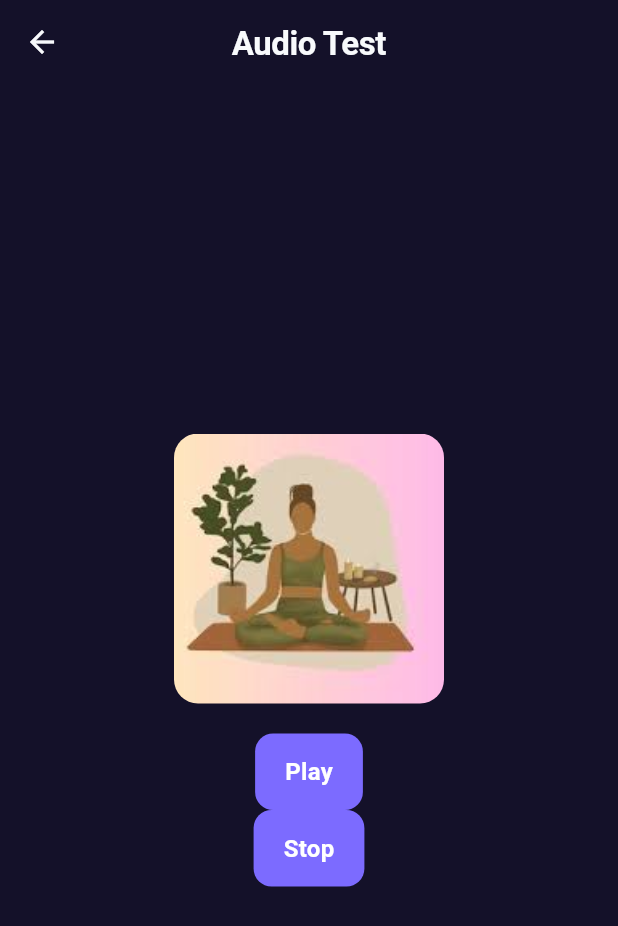
After one commit to ivicamadzo/motiva3, a Flutter app: the AudioScreen screen opened directly, on a phone screen of 412 x 824 dp. The commit adds this screen. Shown: the top 926 px of the screen. Run offline on Flutter 3.47's test engine with Material 3 defaults, Android fonts, the phone set to English and light mode, and no system bars; our stand-ins replace just_audio; Roboto replaces fonts that are missing (NotoSans).

Commit message:
feat(audio): basic audio system setup

```diff
--- /dev/null
+++ b/lib/features/audio/core/audio_controller.dart
@@ -0,0 +1,13 @@
+import 'audio_singleton.dart'; //zasega prazen
+
+class AudioController {
+  final _audio = AudioSingleton.instance;
+
+  void playTest() {
+    _audio.playAsset("assets/panic/1.mp3");
+  }
+
+  void stop() {
+    _audio.stop();
+  }
+}
--- /dev/null
+++ b/lib/features/audio/core/audio_service.dart
@@ -0,0 +1,28 @@
+import 'package:just_audio/just_audio.dart';
+
+class AudioService {
+  final AudioPlayer _player = AudioPlayer();
+
+  AudioPlayer get player => _player;
+
+  Future<void> playAsset(String assetPath) async {
+    try {
+      await _player.setAsset(assetPath);
+      await _player.play();
+    } catch (e) {
+      print("AudioService error: $e");
+    }
+  }
+
+  Future<void> pause() async {
+    await _player.pause();
+  }
+
+  Future<void> stop() async {
+    await _player.stop();
+  }
+
+  Future<void> resume() async {
+    await _player.play();
+  }
+}
--- /dev/null
+++ b/lib/features/audio/core/audio_singleton.dart
@@ -0,0 +1,5 @@
+import 'audio_service.dart'; //global player
+
+class AudioSingleton {
+  static final AudioService instance = AudioService();
+}
--- /dev/null
+++ b/lib/features/audio/data/audio_item.dart
@@ -0,0 +1,13 @@
+class AudioItem {
+  final String id;
+  final String title;
+  final String asset;
+  final String artwork;
+
+  const AudioItem({
+    required this.id,
+    required this.title,
+    required this.asset,
+    required this.artwork,
+  });
+}
--- /dev/null
+++ b/lib/features/audio/data/playlist.dart
@@ -0,0 +1,8 @@
+import 'audio_item.dart';
+
+const welcomeTrack = AudioItem(
+  id: 'welcome',
+  title: 'Welcome',
+  asset: 'assets/audio/welcome.mp3',
+  artwork: 'assets/images/welcome.jpg',
+);
--- /dev/null
+++ b/lib/features/audio/screens/audio_screen.dart
@@ -0,0 +1,48 @@
+import 'package:flutter/material.dart';
+import '../services/audio_service.dart';
+import '../data/playlist.dart';
+import '../widgets/artwork.dart';
+
+class AudioScreen extends StatefulWidget {
+  const AudioScreen({super.key});
+
+  @override
+  State<AudioScreen> createState() => _AudioScreenState();
+}
+
+class _AudioScreenState extends State<AudioScreen> {
+  final AudioService audio = AudioService();
+
+  @override
+  void dispose() {
+    audio.dispose();
+    super.dispose();
+  }
+
+  @override
+  Widget build(BuildContext context) {
+    return Scaffold(
+      appBar: AppBar(title: const Text("Audio Test")),
+      body: Center(
+        child: Column(
+          mainAxisAlignment: MainAxisAlignment.center,
+          children: [
+            Artwork(item: welcomeTrack),
+
+            const SizedBox(height: 20),
+
+            ElevatedButton(
+              onPressed: () => audio.play(welcomeTrack),
+              child: const Text("Play"),
+            ),
+
+            ElevatedButton(
+              onPressed: () => audio.stop(),
+              child: const Text("Stop"),
+            ),
+          ],
+        ),
+      ),
+    );
+  }
+}
--- /dev/null
+++ b/lib/features/audio/services/audio_service.dart
@@ -0,0 +1,23 @@
+import 'package:just_audio/just_audio.dart';
+import '../data/audio_item.dart';
+
+class AudioService {
+  final AudioPlayer _player = AudioPlayer();
+
+  Future<void> play(AudioItem item) async {
+    try {
+      await _player.setAsset(item.asset);
+      await _player.play();
+    } catch (e) {
+      print("Audio error: $e");
+    }
+  }
+
+  Future<void> stop() async {
+    await _player.stop();
+  }
+
+  void dispose() {
+    _player.dispose();
+  }
+}
--- /dev/null
+++ b/lib/features/audio/widgets/artwork.dart
@@ -0,0 +1,31 @@
+import 'package:flutter/material.dart';
+import '../data/audio_item.dart';
+
+class Artwork extends StatelessWidget {
+  final AudioItem item;
+
+  const Artwork({super.key, required this.item});
+
+  @override
+  Widget build(BuildContext context) {
+    return ClipRRect(
+      borderRadius: BorderRadius.circular(16),
+      child: Image.asset(
+        item.artwork,
+        width: 180,
+        height: 180,
+        fit: BoxFit.cover,
+        errorBuilder: (context, error, stackTrace) {
+          return Container(
+            width: 180,
+            height: 180,
+            color: Colors.red,
+            child: Center(
+              child: Text("IMG FAIL", style: TextStyle(color: Colors.white)),
+            ),
+          );
+        },
+      ),
+    );
+  }
+}
```
Also changed, not shown: lib/features/audio/widgets/mini_player.dart (added, +54 -0 lines), lib/features/audio/widgets/play_button.dart (added, +38 -0 lines), lib/features/audio/widgets/progress_bar.dart (added, +18 -0 lines), lib/features/home/data/psychoeducation_items.dart (+10 -10 lines), lib/features/home/data/tool_items.dart (+15 -5 lines), lib/features/home/screens/home_screen.dart (+2 -16 lines), lib/features/home/widgets/help_card.dart (+13 -7 lines), lib/features/panic/panic_screen.dart (added, +68 -0 lines), pubspec.yaml (+5 -68 lines), assets/images/welcome.jpg (added), pubspec.lock, 4 other files.
